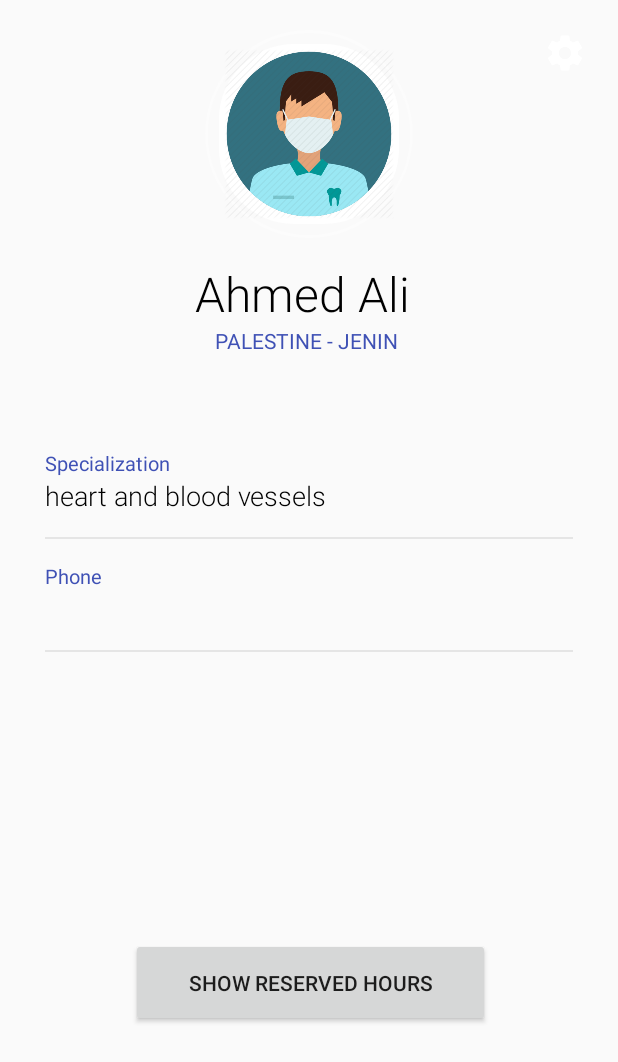
After one commit to marahnairat/HealthCare, an Android app: the Dr_profile_dr_side screen opened directly, with no data from a screen before it, on a phone screen of 412 x 824 dp. The commit adds this screen. Shown: the top 1062 px of the screen. Run offline under Robolectric (Android 15) with nearby library versions, the phone set to English and light mode, and no system bars.

Commit message:
edit...design doctor habosha

```diff
--- a/app/src/main/AndroidManifest.xml
+++ b/app/src/main/AndroidManifest.xml
@@ -43,7 +43,7 @@
         <activity android:name=".MainActivity" />
         <activity android:name=".ReservationActivity" />
         <activity android:name=".mycurrentlocation" />
-
+        <activity android:name=".Dr_profile_dr_side" />
         <activity android:name=".ReminderActivity" />
 
         <receiver android:name=".AlarmReceiver" />
--- /dev/null
+++ b/app/src/main/java/com/example/healthcare/Dr_profile_dr_side.java
@@ -0,0 +1,35 @@
+package com.example.healthcare;
+
+import android.os.Bundle;
+import android.view.View;
+import android.widget.Button;
+import android.widget.TextView;
+
+import androidx.appcompat.app.AppCompatActivity;
+
+public class Dr_profile_dr_side extends AppCompatActivity {
+    TextView d_name;
+    TextView d_city;
+    TextView d_phone;
+    TextView d_specialization;
+
+    @Override
+    protected void onCreate(Bundle savedInstanceState) {
+        super.onCreate(savedInstanceState);
+        setContentView(R.layout.doctor_profile_doctor_side);
+        d_name=  findViewById(R.id.d_name);
+        d_city=findViewById(R.id.d_address);
+        d_phone= findViewById(R.id.phone_num);
+        d_specialization=findViewById(R.id.d_spec);
+
+        Button show_appointment = findViewById(R.id.show_appointment);
+        show_appointment.setOnClickListener(new View.OnClickListener() {
+            @Override
+            public void onClick(View v) {
+
+            }
+        });
+    }
+
+
+}
--- a/app/src/main/java/com/example/healthcare/loginFinal.java
+++ b/app/src/main/java/com/example/healthcare/loginFinal.java
@@ -99,7 +99,7 @@ public class loginFinal extends AppCompatActivity {
             public void onSuccess(DocumentSnapshot documentSnapshot) {
                 Log.d("TAG", "onSuccess:" + documentSnapshot.getData());
                 if(documentSnapshot.getString("isDoctor")!=null){
-                    startActivity(new Intent(getApplicationContext(),Dr_profile.class));
+                    startActivity(new Intent(getApplicationContext(),Dr_profile_dr_side.class));
                     finish();
                 }
                 if(documentSnapshot.getString("isUser")!=null){
--- a/app/src/main/res/layout/doctor_profile_doctor_side.xml
+++ b/app/src/main/res/layout/doctor_profile_doctor_side.xml
@@ -7,7 +7,7 @@
 
 
     <Button
-        android:id='@+id/clinical_bn'
+        android:id='@+id/show_appointment'
         android:layout_width="239dp"
         android:layout_height="59dp"
         android:layout_alignParentStart="true"
@@ -66,10 +66,10 @@
 
 
             <TextView
-                android:id="@+id/tv_address"
+                android:id="@+id/d_address"
                 android:layout_width="wrap_content"
                 android:layout_height="wrap_content"
-                android:layout_below="@+id/tv_name"
+                android:layout_below="@+id/d_name"
                 android:layout_centerHorizontal="true"
                 android:fontFamily="sans-serif"
                 android:text="palestine - jenin "
@@ -78,7 +78,7 @@
                 android:textSize="14sp" />
 
             <TextView
-                android:id="@+id/tv_name"
+                android:id="@+id/d_name"
                 android:layout_width="wrap_content"
                 android:layout_height="wrap_content"
                 android:layout_below="@+id/imgUser"
@@ -118,7 +118,7 @@
                         android:textSize="13sp" />
 
                     <TextView
-                        android:id="@+id/spec"
+                        android:id="@+id/d_spec"
                         android:layout_width="wrap_content"
                         android:layout_height="wrap_content"
                         android:fontFamily="sans-serif-light"
@@ -135,13 +135,14 @@
                 </LinearLayout>
 
                 <LinearLayout
-                    android:id="@+id/phone"
+                    android:id="@+id/phone_number"
                     android:layout_width="match_parent"
                     android:layout_height="wrap_content"
                     android:layout_marginTop="15dp"
                     android:orientation="vertical">
 
                     <TextView
+                        android:id="@+id/d_phone"
                         android:layout_width="wrap_content"
                         android:layout_height="wrap_content"
                         android:text="Phone"
```
Also changed, not shown: app/src/main/java/com/example/healthcare/Dr_profile.java (+4 -6 lines), app/src/main/res/layout/activity_dr_profile.xml (+6 -6 lines).
